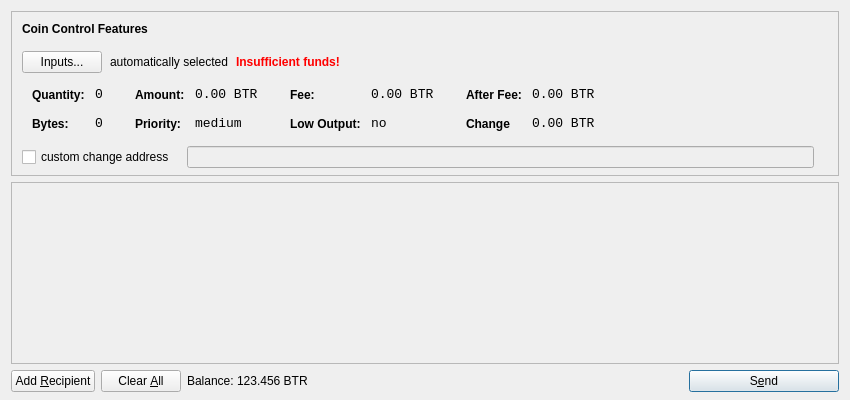
Before: the Qt Designer form src/qt/forms/sendcoinsdialog.ui in BitRewardsCoin/BitRewards, drawn with Qt 5.
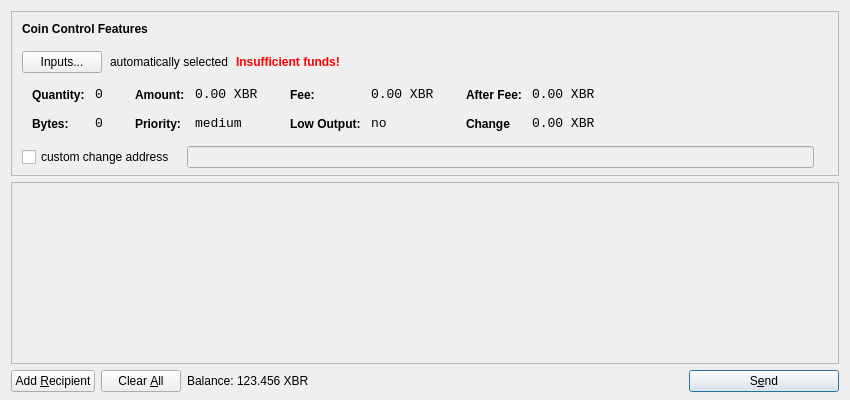
After: the same form once the commit is applied. Icons and pictures are not drawn.

The edit to the form file:
```diff
--- a/src/qt/forms/sendcoinsdialog.ui
+++ b/src/qt/forms/sendcoinsdialog.ui
@@ -321,7 +321,7 @@
                   <enum>Qt::ActionsContextMenu</enum>
                  </property>
                  <property name="text">
-                  <string>0.00 BTR</string>
+                  <string>0.00 XBR</string>
                  </property>
                  <property name="textInteractionFlags">
                   <set>Qt::LinksAccessibleByMouse|Qt::TextSelectableByKeyboard|Qt::TextSelectableByMouse</set>
@@ -407,7 +407,7 @@
                   <enum>Qt::ActionsContextMenu</enum>
                  </property>
                  <property name="text">
-                  <string>0.00 BTR</string>
+                  <string>0.00 XBR</string>
                  </property>
                  <property name="textInteractionFlags">
                   <set>Qt::LinksAccessibleByMouse|Qt::TextSelectableByKeyboard|Qt::TextSelectableByMouse</set>
@@ -493,7 +493,7 @@
                   <enum>Qt::ActionsContextMenu</enum>
                  </property>
                  <property name="text">
-                  <string>0.00 BTR</string>
+                  <string>0.00 XBR</string>
                  </property>
                  <property name="textInteractionFlags">
                   <set>Qt::LinksAccessibleByMouse|Qt::TextSelectableByKeyboard|Qt::TextSelectableByMouse</set>
@@ -525,7 +525,7 @@
                   <enum>Qt::ActionsContextMenu</enum>
                  </property>
                  <property name="text">
-                  <string>0.00 BTR</string>
+                  <string>0.00 XBR</string>
                  </property>
                  <property name="textInteractionFlags">
                   <set>Qt::LinksAccessibleByMouse|Qt::TextSelectableByKeyboard|Qt::TextSelectableByMouse</set>
@@ -724,7 +724,7 @@
           <cursorShape>IBeamCursor</cursorShape>
          </property>
          <property name="text">
-          <string>123.456 BTR</string>
+          <string>123.456 XBR</string>
          </property>
          <property name="textInteractionFlags">
           <set>Qt::LinksAccessibleByMouse|Qt::TextSelectableByKeyboard|Qt::TextSelectableByMouse</set>
```
